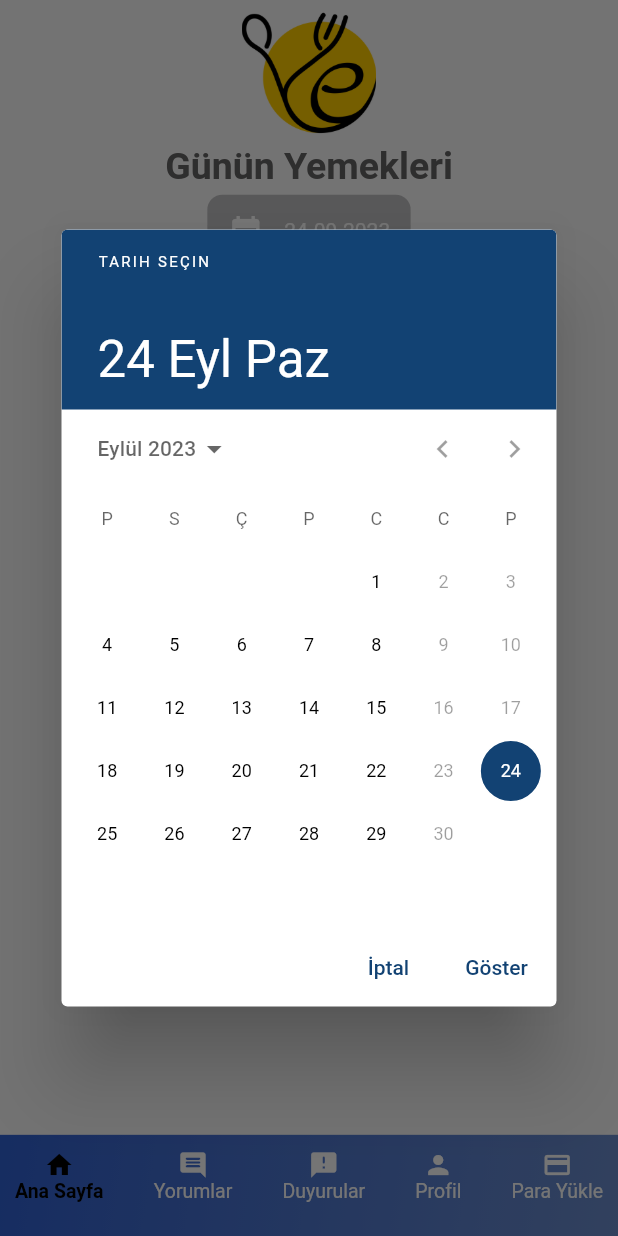
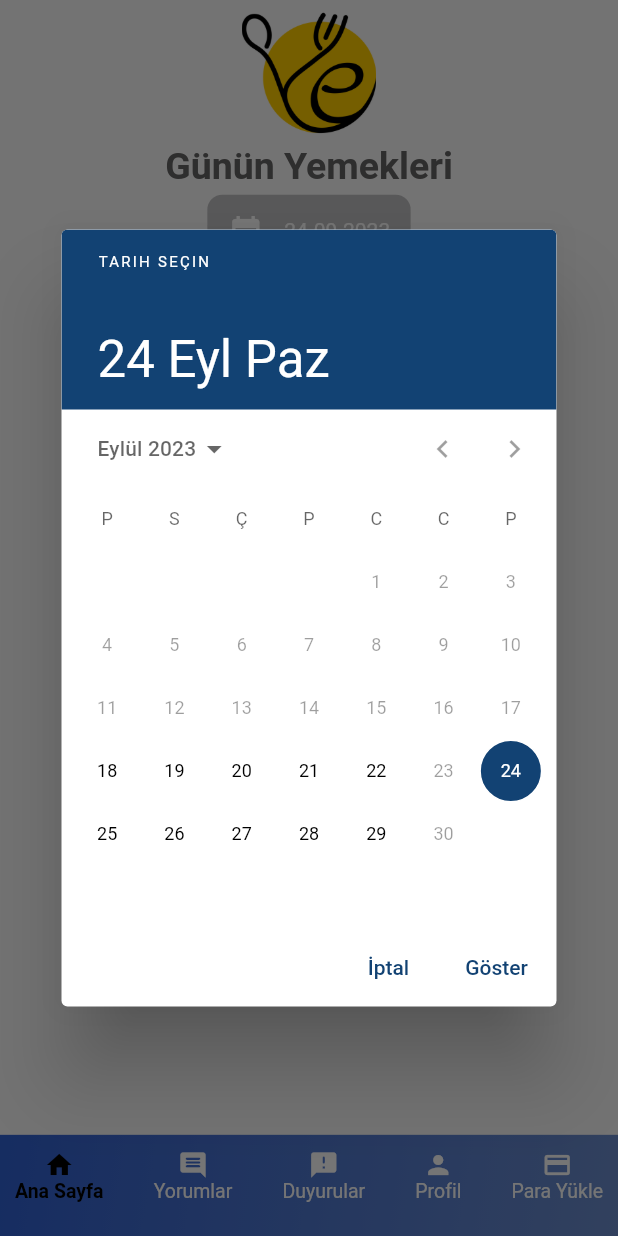
Before and after one commit to diksed/yeye, a Flutter app: the screen it shows once a user with an empty profile is signed in, after a tap on an icon or button, on a phone screen of 412 x 824 dp. Run offline on Flutter 3.47's test engine with Material 2 defaults, Android fonts, the phone set to English and light mode, and no system bars; our stand-ins replace cloud_firestore, connectivity_plus, firebase_auth, firebase_core, firebase_remote_config, flutter_rating_bar and 2 more; missing offline and left inert: profanity_filter; accounts and stored records are empty.

Commit message:
Update ios for app store review

```diff
--- a/lib/Common/time_for_calendar.dart
+++ b/lib/Common/time_for_calendar.dart
@@ -61,7 +61,7 @@ Future<DateTime?> selectDate(BuildContext context, DateTime lastDate) {
       cancelText: AppTexts.cancel,
       confirmText: AppTexts.confirm,
       initialEntryMode: DatePickerEntryMode.calendarOnly,
-      firstDate: DateTime(2023, 09, 01),
+      firstDate: DateTime(2023, 09, 18),
       lastDate: lastDate);
 }
 
```
Also changed, not shown: 46 other files.
